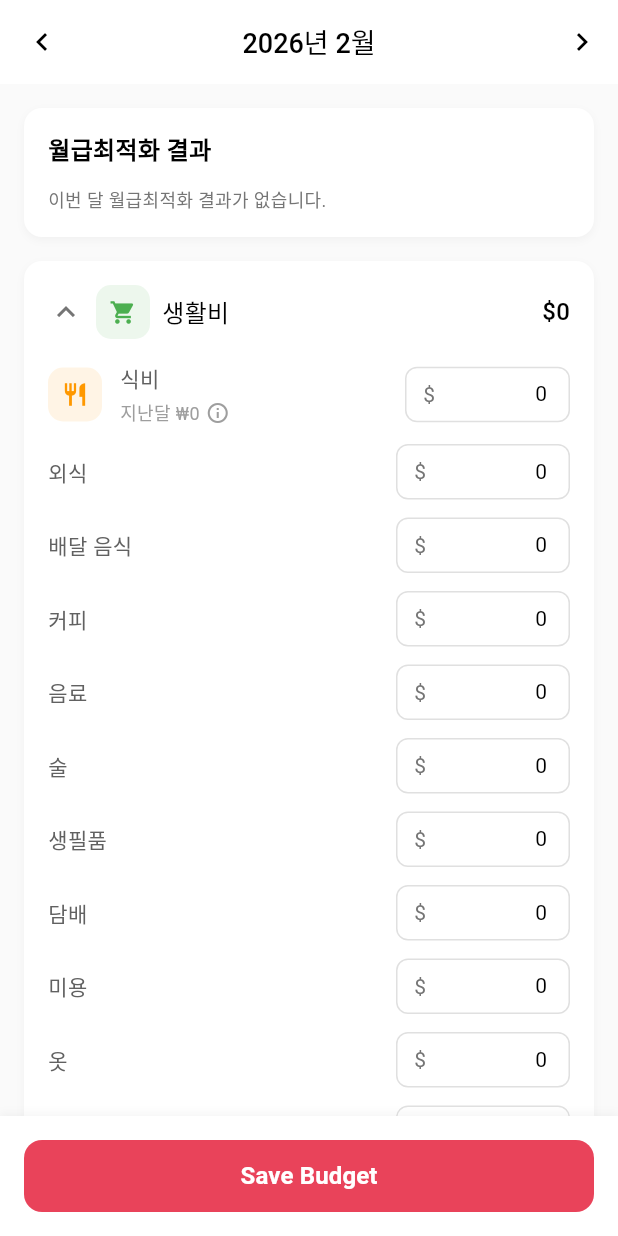
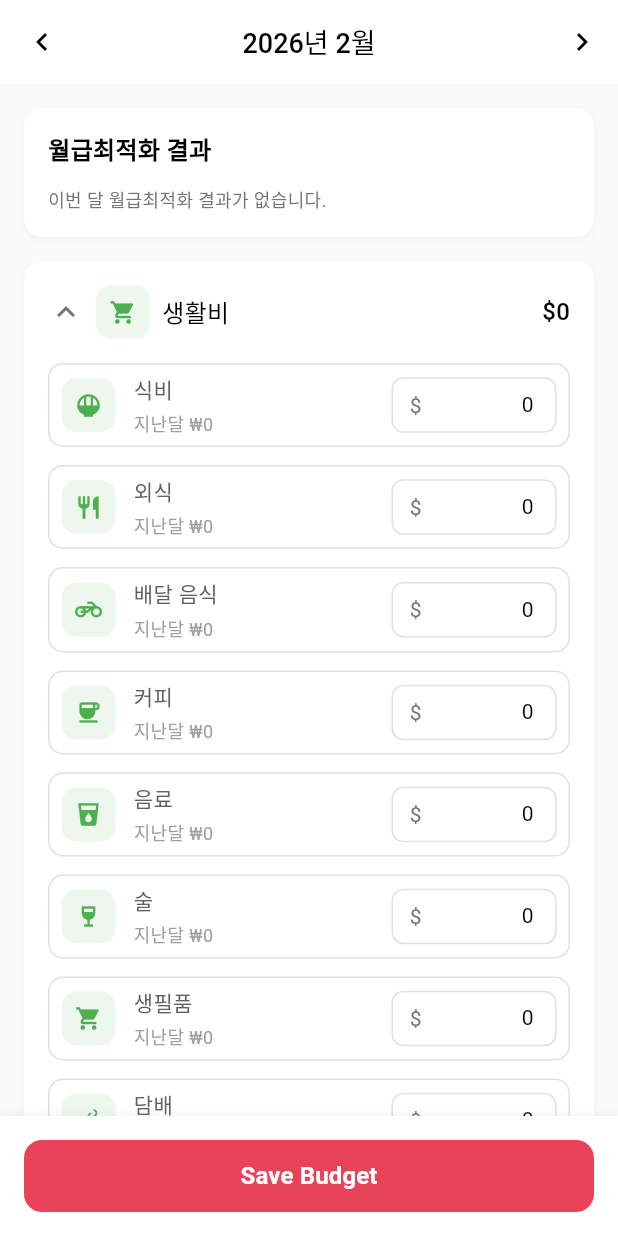
Before and after one commit to MiracleMoney/SYLSYM, a Flutter app: the BudgetScreen screen opened directly, after a tap on "생활비", on a phone screen of 412 x 824 dp. Run offline on Flutter 3.47's test engine with Material 3 defaults, Android fonts, the phone set to English and light mode, and no system bars; our stand-ins replace cloud_firestore, device_preview, firebase_auth, firebase_core, firebase_crashlytics, google_fonts and 3 more; accounts and stored records are empty; Roboto replaces fonts that are missing (Gmarket_sans); statements that could not run were skipped.

Commit message:
각 카테고리가 하나 하나의 행을 차지하게 함.카테고리를 한 행에 배치 테스트 전 커밋

```diff
--- a/lib/features/budget/presentation/screens/budget_screen.dart
+++ b/lib/features/budget/presentation/screens/budget_screen.dart
@@ -3,6 +3,7 @@ import 'package:miraclemoney/core/constants/sizes.dart';
 import 'package:intl/intl.dart';
 import 'package:miraclemoney/data/services/firestore_service.dart';
 import 'package:miraclemoney/data/models/salary/salary_result_data.dart';
+import 'package:miraclemoney/features/spending/data/constants/expense_category.dart';
 
 class BudgetScreen extends StatefulWidget {
   const BudgetScreen({super.key});
@@ -243,6 +244,47 @@ class _BudgetScreenState extends State<BudgetScreen>
     }
   }
 
+  String? _getExpenseCategoryKey(String categoryLabel) {
+    switch (categoryLabel) {
+      case '생활비':
+        return ExpenseCategory.livingExpenses;
+      case '고정비':
+        return ExpenseCategory.fixedExpenses;
+      case '투자':
+        return ExpenseCategory.investmentExpenses;
+      case '저축':
+        return ExpenseCategory.savingExpenses;
+      case '이자':
+        return ExpenseCategory.interestExpenses;
+      default:
+        return null;
+    }
+  }
+
+  String _normalizeCategoryLabel(String label) {
+    return label.replaceAll(RegExp(r'\s+'), '');
+  }
+
+  IconData _getExpenseItemIcon(String categoryLabel, String itemLabel) {
+    final categoryKey = _getExpenseCategoryKey(categoryLabel);
+    if (categoryKey == null) {
+      return Icons.receipt;
+    }
+
+    final subcategories = ExpenseCategory.getSubcategories(categoryKey);
+    final normalizedItemLabel = _normalizeCategoryLabel(itemLabel);
+    String? subcategoryKey;
+
+    for (final entry in subcategories.entries) {
+      if (_normalizeCategoryLabel(entry.value) == normalizedItemLabel) {
+        subcategoryKey = entry.key;
+        break;
+      }
+    }
+
+    return ExpenseCategory.getCategoryIcon(subcategoryKey ?? itemLabel);
+  }
+
   @override
   bool get wantKeepAlive => true;
 
@@ -406,24 +448,27 @@ class _BudgetScreenState extends State<BudgetScreen>
     TextEditingController controller,
   ) {
     final previousValue = _getPreviousValue(category, label);
-    final isFoodItem = category == '생활비' && label == '식비';
+    final categoryColor = _getCategoryColor(category);
+    final iconData = _getExpenseItemIcon(category, label);
+
     return Padding(
       padding: const EdgeInsets.only(bottom: 12),
-      child: isFoodItem
-          ? Row(
+      child: Container(
+        decoration: BoxDecoration(
+          border: Border.all(color: Colors.grey.shade300),
+          borderRadius: BorderRadius.circular(10),
+        ),
+        padding: const EdgeInsets.symmetric(horizontal: 8, vertical: 6),
+        child: Row(
           children: [
             Container(
               width: 36,
               height: 36,
               decoration: BoxDecoration(
-                    color: Colors.orange.withOpacity(0.1),
+                color: categoryColor.withOpacity(0.1),
                 borderRadius: BorderRadius.circular(10),
               ),
-                  child: const Icon(
-                    Icons.restaurant,
-                    color: Colors.orange,
-                    size: 18,
-                  ),
+              child: Icon(iconData, color: categoryColor, size: 18),
             ),
             const SizedBox(width: 12),
             Expanded(
@@ -453,25 +498,6 @@ class _BudgetScreenState extends State<BudgetScreen>
                         ),
                       ),
                       const SizedBox(width: 4),
-                          Tooltip(
-                            message: '이 금액은 지난 달 지출액입니다.\n예산을 작성하실 때 참고하세요.',
-                            triggerMode: TooltipTriggerMode.tap,
-                            showDuration: const Duration(seconds: 3),
-                            textStyle: TextStyle(
-                              fontFamily: 'Gmarket_sans',
-                              fontSize: Sizes.size12,
-                              color: Colors.white,
-                            ),
-                            decoration: BoxDecoration(
-                              color: Colors.black.withOpacity(0.8),
-                              borderRadius: BorderRadius.circular(8),
-                            ),
-                            child: Icon(
-                              Icons.info_outline,
-                              size: 16,
-                              color: Colors.grey.shade500,
-                            ),
-                          ),
                     ],
                   ),
                 ],
@@ -522,102 +548,7 @@ class _BudgetScreenState extends State<BudgetScreen>
               ),
             ),
           ],
-            )
-          : Row(
-              children: [
-                Expanded(
-                  flex: 2,
-                  child: Text(
-                    label,
-                    style: TextStyle(
-                      fontFamily: 'Gmarket_sans',
-                      fontWeight: FontWeight.w400,
-                      fontSize: Sizes.size14,
-                      color: Colors.grey.shade700,
         ),
-                  ),
-                ),
-                if (previousValue != null)
-                  Padding(
-                    padding: const EdgeInsets.only(right: 8),
-                    child: Row(
-                      mainAxisSize: MainAxisSize.min,
-                      children: [
-                        Text(
-                          _formatCurrency(previousValue),
-                          style: TextStyle(
-                            fontFamily: 'Gmarket_sans',
-                            fontWeight: FontWeight.w400,
-                            fontSize: Sizes.size12,
-                            color: Colors.grey.shade500,
-                          ),
-                        ),
-                        const SizedBox(width: 4),
-                        Tooltip(
-                          message: '이 금액은 지난 달 지출액입니다.\n예산을 작성하실 때 참고하세요.',
-                          triggerMode: TooltipTriggerMode.tap,
-                          showDuration: const Duration(seconds: 3),
-                          textStyle: TextStyle(
-                            fontFamily: 'Gmarket_sans',
-                            fontSize: Sizes.size12,
-                            color: Colors.white,
-                          ),
-                          decoration: BoxDecoration(
-                            color: Colors.black.withOpacity(0.8),
-                            borderRadius: BorderRadius.circular(8),
-                          ),
-                          child: Icon(
-                            Icons.info_outline,
-                            size: 16,
-                            color: Colors.grey.shade500,
-                          ),
-                        ),
-                      ],
-                    ),
-                  ),
-                Expanded(
-                  child: TextField(
-                    controller: controller,
-                    keyboardType: TextInputType.number,
-                    textAlign: TextAlign.right,
-                    style: TextStyle(
-                      fontFamily: 'Gmarket_sans',
-                      fontWeight: FontWeight.w400,
-                      fontSize: Sizes.size14,
-                      color: Colors.black,
-                    ),
-                    decoration: InputDecoration(
-                      prefixText: '\$ ',
-                      prefixStyle: TextStyle(
-                        fontFamily: 'Gmarket_sans',
-                        fontWeight: FontWeight.w400,
-                        fontSize: Sizes.size14,
-                        color: Colors.grey.shade600,
-                      ),
-                      isDense: true,
-                      contentPadding: const EdgeInsets.symmetric(
-                        horizontal: 8,
-                        vertical: 8,
-                      ),
-                      border: OutlineInputBorder(
-                        borderRadius: BorderRadius.circular(8),
-                        borderSide: BorderSide(color: Colors.grey.shade300),
-                      ),
-                      enabledBorder: OutlineInputBorder(
-                        borderRadius: BorderRadius.circular(8),
-                        borderSide: BorderSide(color: Colors.grey.shade300),
-                      ),
-                      focusedBorder: OutlineInputBorder(
-                        borderRadius: BorderRadius.circular(8),
-                        borderSide: BorderSide(color: Color(0xFFE9435A)),
-                      ),
-                    ),
-                    onChanged: (value) {
-                      setState(() {});
-                    },
-                  ),
-                ),
-              ],
       ),
     );
   }
```
Lines whose indentation alone changed are shown as unchanged.
